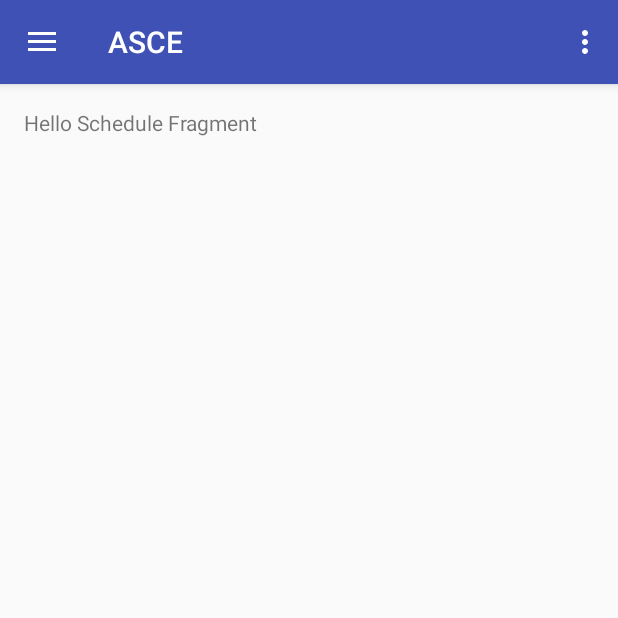
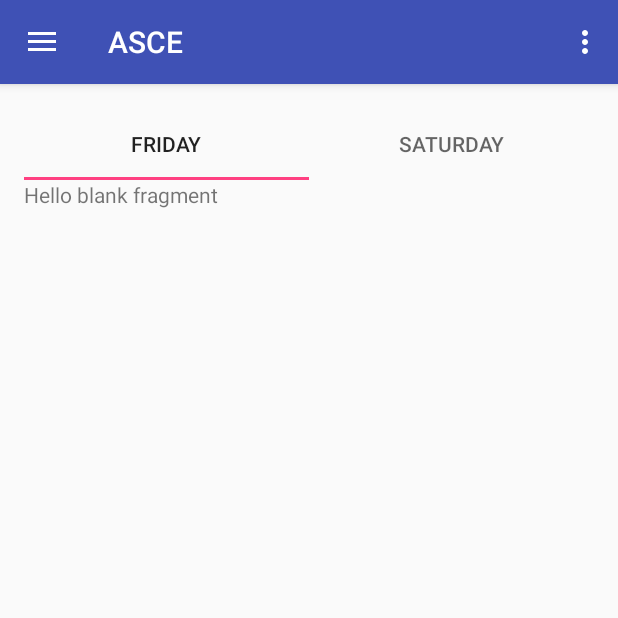
Before and after one commit to tSquaredd/ASCE-Android, an Android app: the screen it shows after launch (MainActivity), in the side drawer, after a tap on "Schedule", on a phone screen of 412 x 824 dp, the top half of it. Run offline under Robolectric (Android 15) with nearby library versions, the phone set to English and light mode, and no system bars; libraries missing offline, so code that uses them is left out: com.twitter.sdk.

Commit message:
Added ViewPager to ScheduleFragment
Created FridayScheduleFragment, and SaturdayScheduleFragment for use in ViewPager within ScheduleFragment.

Created schedule_list_item.xml for list objects within schedule.

```diff
--- /dev/null
+++ b/app/src/main/java/org/ascebuffalo/asce/FridayScheduleFragment.java
@@ -0,0 +1,29 @@
+package org.ascebuffalo.asce;
+
+
+import android.os.Bundle;
+import android.support.v4.app.Fragment;
+import android.view.LayoutInflater;
+import android.view.View;
+import android.view.ViewGroup;
+
+
+/**
+ * A simple {@link Fragment} subclass.
+ */
+public class FridayScheduleFragment extends Fragment {
+
+
+    public FridayScheduleFragment() {
+        // Required empty public constructor
+    }
+
+
+    @Override
+    public View onCreateView(LayoutInflater inflater, ViewGroup container,
+                             Bundle savedInstanceState) {
+        // Inflate the layout for this fragment
+        return inflater.inflate(R.layout.fragment_friday_schedule, container, false);
+    }
+
+}
--- /dev/null
+++ b/app/src/main/java/org/ascebuffalo/asce/SaturdayScheduleFragment.java
@@ -0,0 +1,29 @@
+package org.ascebuffalo.asce;
+
+
+import android.os.Bundle;
+import android.support.v4.app.Fragment;
+import android.view.LayoutInflater;
+import android.view.View;
+import android.view.ViewGroup;
+
+
+/**
+ * A simple {@link Fragment} subclass.
+ */
+public class SaturdayScheduleFragment extends Fragment {
+
+
+    public SaturdayScheduleFragment() {
+        // Required empty public constructor
+    }
+
+
+    @Override
+    public View onCreateView(LayoutInflater inflater, ViewGroup container,
+                             Bundle savedInstanceState) {
+        // Inflate the layout for this fragment
+        return inflater.inflate(R.layout.fragment_saturday_schedule, container, false);
+    }
+
+}
--- a/app/src/main/java/org/ascebuffalo/asce/ScheduleFragment.java
+++ b/app/src/main/java/org/ascebuffalo/asce/ScheduleFragment.java
@@ -1,8 +1,14 @@
 package org.ascebuffalo.asce;
 
 
+import android.app.ActionBar;
+import android.content.Context;
 import android.os.Bundle;
+import android.support.design.widget.TabLayout;
 import android.support.v4.app.Fragment;
+import android.support.v4.app.FragmentManager;
+import android.support.v4.app.FragmentStatePagerAdapter;
+import android.support.v4.view.ViewPager;
 import android.view.LayoutInflater;
 import android.view.View;
 import android.view.ViewGroup;
@@ -13,6 +19,12 @@ import android.view.ViewGroup;
  */
 public class ScheduleFragment extends Fragment {
 
+    ScheduleAdapter mScheduleAdapter;
+    ViewPager mViewPager;
+
+    TabLayout mTabLayout;
+
+
 
     public ScheduleFragment() {
         // Required empty public constructor
@@ -22,8 +34,56 @@ public class ScheduleFragment extends Fragment {
     @Override
     public View onCreateView(LayoutInflater inflater, ViewGroup container,
                              Bundle savedInstanceState) {
-        // Inflate the layout for this fragment
-        return inflater.inflate(R.layout.fragment_schedule, container, false);
+
+        View result=inflater.inflate(R.layout.fragment_schedule, container, false);
+        ViewPager pager=(ViewPager)result.findViewById(R.id.nav_pager);
+
+        pager.setAdapter(new ScheduleAdapter(getActivity(), getChildFragmentManager()));
+
+        mTabLayout = (TabLayout)result.findViewById(R.id.nav_schedule_tabs);
+        mTabLayout.setupWithViewPager(pager);
+
+
+
+        return(result);
+
+
+    }
+
+    public class ScheduleAdapter extends FragmentStatePagerAdapter {
+
+        Context context = null;
+        public ScheduleAdapter (Context context, FragmentManager fm){
+            super(fm);
+            this.context = context;
+        }
+
+        @Override
+        public Fragment getItem(int position) {
+
+            Fragment fragment;
+            if (position == 0){
+                fragment = new FridayScheduleFragment();
+                return fragment;
+            } else{
+                fragment = new SaturdayScheduleFragment();
+                return fragment;
+            }
+        }
+
+        @Override
+        public int getCount() {
+            return 2;
+        }
+
+        @Override
+        public CharSequence getPageTitle(int position) {
+            if(position == 0){
+                return "Friday";
+            }else{
+                return "Saturday";
+            }
+        }
     }
 
 }
--- /dev/null
+++ b/app/src/main/res/layout/fragment_friday_schedule.xml
@@ -0,0 +1,13 @@
+<FrameLayout xmlns:android="http://schemas.android.com/apk/res/android"
+    xmlns:tools="http://schemas.android.com/tools"
+    android:layout_width="match_parent"
+    android:layout_height="match_parent"
+    tools:context="org.ascebuffalo.asce.FridayScheduleFragment">
+
+    <!-- TODO: Update blank fragment layout -->
+    <TextView
+        android:layout_width="match_parent"
+        android:layout_height="match_parent"
+        android:text="@string/hello_blank_fragment" />
+
+</FrameLayout>
--- a/app/src/main/res/layout/fragment_schedule.xml
+++ b/app/src/main/res/layout/fragment_schedule.xml
@@ -1,13 +1,22 @@
-<FrameLayout xmlns:android="http://schemas.android.com/apk/res/android"
+<LinearLayout xmlns:android="http://schemas.android.com/apk/res/android"
     xmlns:tools="http://schemas.android.com/tools"
     android:layout_width="match_parent"
     android:layout_height="match_parent"
-    tools:context="org.ascebuffalo.asce.ScheduleFragment">
+    xmlns:app="http://schemas.android.com/apk/res-auto"
+    tools:context="org.ascebuffalo.asce.ScheduleFragment"
+    android:orientation="vertical">
 
-    <!-- TODO: Update blank fragment layout -->
-    <TextView
-        android:layout_width="match_parent"
-        android:layout_height="match_parent"
-        android:text="Hello Schedule Fragment" />
+  <android.support.design.widget.TabLayout
+      android:id="@+id/nav_schedule_tabs"
+      app:tabMode="fixed"
+      app:tabGravity="fill"
+      android:layout_width="match_parent"
+      android:layout_height="wrap_content"/>
 
-</FrameLayout>
+  <android.support.v4.view.ViewPager
+      android:id="@+id/nav_pager"
+      android:layout_width="match_parent"
+      android:layout_height="match_parent"
+      />
+
+</LinearLayout>
```
Also changed, not shown: app/src/main/java/org/ascebuffalo/asce/MainActivity.java (+11 -0 lines), app/src/main/res/layout/fragment_saturday_schedule.xml (added, +13 -0 lines), app/src/main/res/layout/schedule_list_item.xml (added, +32 -0 lines).
